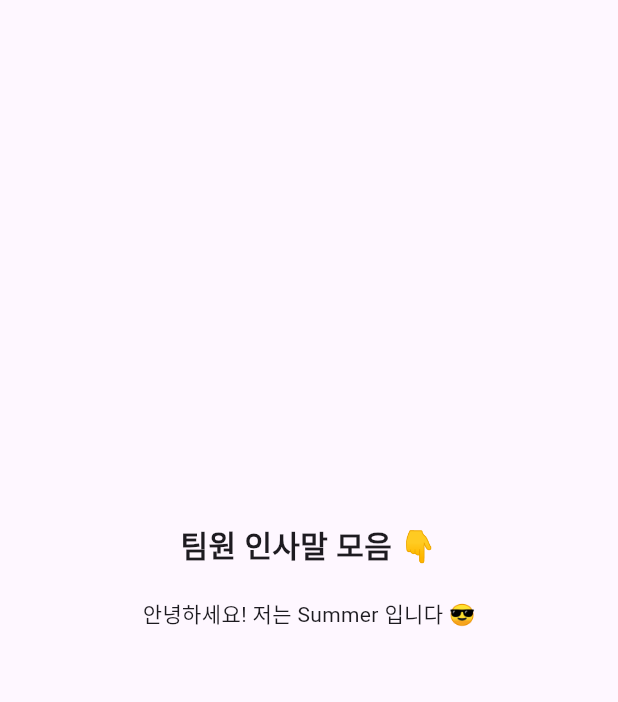
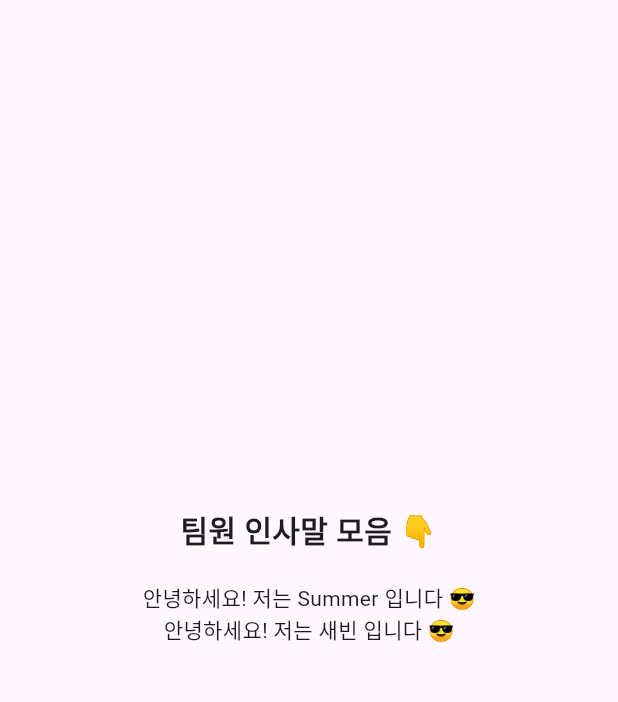
Before and after one commit to sunmer79/HECHUp, a Flutter app: the screen it shows after launch, on a phone screen of 412 x 824 dp, the part 84-786 px from its top. Run offline on Flutter 3.47's test engine with Material 3 defaults, Android fonts, the light colour scheme and no system bars.

Commit message:
백새빈: main.dart 수정

```diff
--- a/lib/main.dart
+++ b/lib/main.dart
@@ -41,6 +41,7 @@ class TeamHomePage extends StatelessWidget {
             SizedBox(height: 20),
             // 👉 여기 아래에 각자 한 줄씩 추가하면 됩니다!
             Text('안녕하세요! 저는 Summer 입니다 😎'),
+            Text('안녕하세요! 저는 새빈 입니다 😎'),
             // 예시:
             // Text( );
           ],
```
